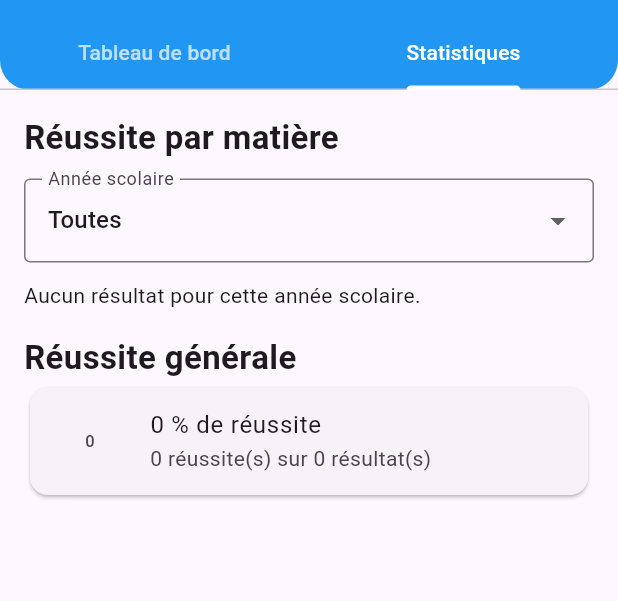
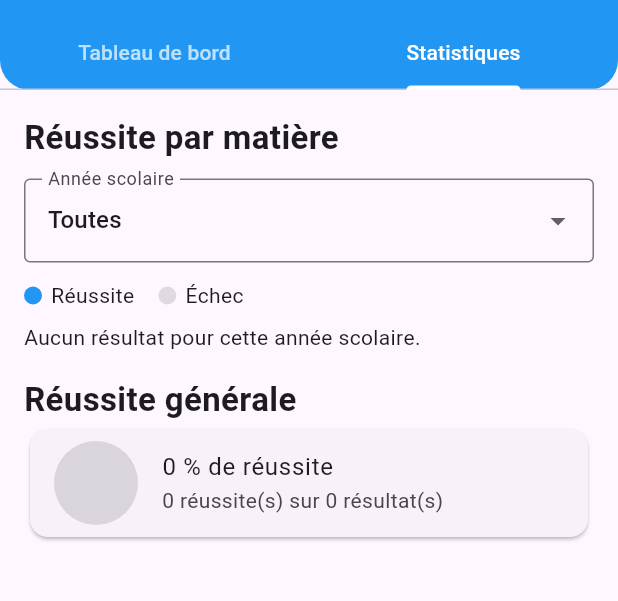
Before and after one commit to Seifoudine95/skillo, a Flutter app: the TableauDeBordAdmin screen opened directly, tab 2 chosen, on a phone screen of 412 x 824 dp, the part 78-679 px from its top. Run offline on Flutter 3.47's test engine with Material 3 defaults, Android fonts, the phone set to English and light mode, and no system bars; our stand-ins replace cloud_firestore, email_validator, firebase_core, flutter_riverpod, material_ui, shared_preferences; accounts and stored records are empty.

Commit message:
Afficher les taux de réussite en camemberts

```diff
--- a/lib/views/admin/tableau_de_bord_admin.dart
+++ b/lib/views/admin/tableau_de_bord_admin.dart
@@ -1,3 +1,5 @@
+import 'dart:math' as math;
+
 import 'package:material_ui/material_ui.dart';
 import 'package:flutter_riverpod/flutter_riverpod.dart';
 import 'package:skillo/models/resultat_candidat_model.dart';
@@ -24,9 +26,8 @@ class _TableauDeBordAdminState extends ConsumerState<TableauDeBordAdmin> {
       error: (error, stackTrace) => Scaffold(
         body: Center(child: Text('Erreur lors du chargement : $error')),
       ),
-      loading: () => const Scaffold(
-        body: Center(child: CircularProgressIndicator()),
-      ),
+      loading: () =>
+          const Scaffold(body: Center(child: CircularProgressIndicator())),
       data: (donnees) {
         final resultatsFiltres = repository.filtrerResultats(
           donnees,
@@ -269,6 +270,8 @@ class _PageStatistiques extends StatelessWidget {
           },
         ),
         const SizedBox(height: 12),
+        const _LegendeCamembert(),
+        const SizedBox(height: 8),
         if (matieres.isEmpty)
           const Text('Aucun résultat pour cette année scolaire.')
         else
@@ -281,7 +284,10 @@ class _PageStatistiques extends StatelessWidget {
         ),
         Card(
           child: ListTile(
-            leading: _IndicateurPourcentage(pourcentage: tauxGeneral),
+            leading: _CamembertReussite(
+              pourcentage: tauxGeneral,
+              key: const ValueKey('tauxGeneralCamembert'),
+            ),
             title: Text('$tauxGeneral % de réussite'),
             subtitle: Text(
               '$nombreDeReussites réussite(s) sur '
@@ -309,12 +315,60 @@ class _PageStatistiques extends StatelessWidget {
       pourcentage: taux,
       nombreDeReussites: reussites,
       nombreDeResultats: resultatsMatiere.length,
+      key: ValueKey('camembert-$matiere'),
+    );
+  }
+}
+
+class _LegendeCamembert extends StatelessWidget {
+  const _LegendeCamembert();
+
+  @override
+  Widget build(BuildContext context) {
+    return const Row(
+      children: [
+        _ElementLegendeCamembert(
+          couleur: Colors.blue,
+          texte: 'Réussite',
+        ),
+        SizedBox(width: 16),
+        _ElementLegendeCamembert(
+          couleur: Colors.black12,
+          texte: 'Échec',
+        ),
+      ],
+    );
+  }
+}
+
+class _ElementLegendeCamembert extends StatelessWidget {
+  const _ElementLegendeCamembert({
+    required this.couleur,
+    required this.texte,
+  });
+
+  final Color couleur;
+  final String texte;
+
+  @override
+  Widget build(BuildContext context) {
+    return Row(
+      children: [
+        Container(
+          width: 12,
+          height: 12,
+          decoration: BoxDecoration(color: couleur, shape: BoxShape.circle),
+        ),
+        const SizedBox(width: 6),
+        Text(texte),
+      ],
     );
   }
 }
 
 class _PourcentageMatiere extends StatelessWidget {
   const _PourcentageMatiere({
+    super.key,
     required this.nom,
     required this.pourcentage,
     required this.nombreDeReussites,
@@ -334,7 +388,10 @@ class _PourcentageMatiere extends StatelessWidget {
         borderRadius: BorderRadius.circular(10),
       ),
       child: ListTile(
-        leading: _IndicateurPourcentage(pourcentage: pourcentage),
+        leading: _CamembertReussite(
+          pourcentage: pourcentage,
+          key: ValueKey('camembert-visuel-$nom'),
+        ),
         title: Text(nom),
         subtitle: Text(
           '$pourcentage % · $nombreDeReussites réussite(s) sur '
@@ -345,26 +402,60 @@ class _PourcentageMatiere extends StatelessWidget {
   }
 }
 
-class _IndicateurPourcentage extends StatelessWidget {
-  const _IndicateurPourcentage({required this.pourcentage});
+class _CamembertReussite extends StatelessWidget {
+  const _CamembertReussite({super.key, required this.pourcentage});
 
   final int pourcentage;
 
   @override
   Widget build(BuildContext context) {
-    return SizedBox(
-      width: 48,
-      height: 48,
-      child: Stack(
-        alignment: Alignment.center,
-        children: [
-          CircularProgressIndicator(
-            value: pourcentage / 100,
-            color: Colors.blue,
-          ),
-          Text('$pourcentage'),
-        ],
+    return Semantics(
+      label: 'Camembert de réussite : $pourcentage %',
+      child: SizedBox(
+        width: 56,
+        height: 56,
+        child: CustomPaint(
+          painter: _CamembertPainter(pourcentage: pourcentage),
+        ),
       ),
     );
   }
 }
+
+class _CamembertPainter extends CustomPainter {
+  const _CamembertPainter({required this.pourcentage});
+
+  final int pourcentage;
+
+  @override
+  void paint(Canvas canvas, Size size) {
+    final bounds = Offset.zero & size;
+    final centre = Offset(size.width / 2, size.height / 2);
+    final rayon = math.min(size.width, size.height) / 2;
+    final paint = Paint()..style = PaintingStyle.fill;
+
+    if (pourcentage <= 0) {
+      paint.color = Colors.black12;
+      canvas.drawCircle(centre, rayon, paint);
+      return;
+    }
+
+    if (pourcentage >= 100) {
+      paint.color = Colors.blue;
+      canvas.drawCircle(centre, rayon, paint);
+      return;
+    }
+
+    paint.color = Colors.black12;
+    canvas.drawCircle(centre, rayon, paint);
+
+    paint.color = Colors.blue;
+    final angleReussite = 2 * math.pi * pourcentage / 100;
+    canvas.drawArc(bounds, -math.pi / 2, angleReussite, true, paint);
+  }
+
+  @override
+  bool shouldRepaint(_CamembertPainter oldDelegate) {
+    return oldDelegate.pourcentage != pourcentage;
+  }
+}
```
Also changed, not shown: lib/providers/providers.dart (+5 -5 lines), 1 other file.
